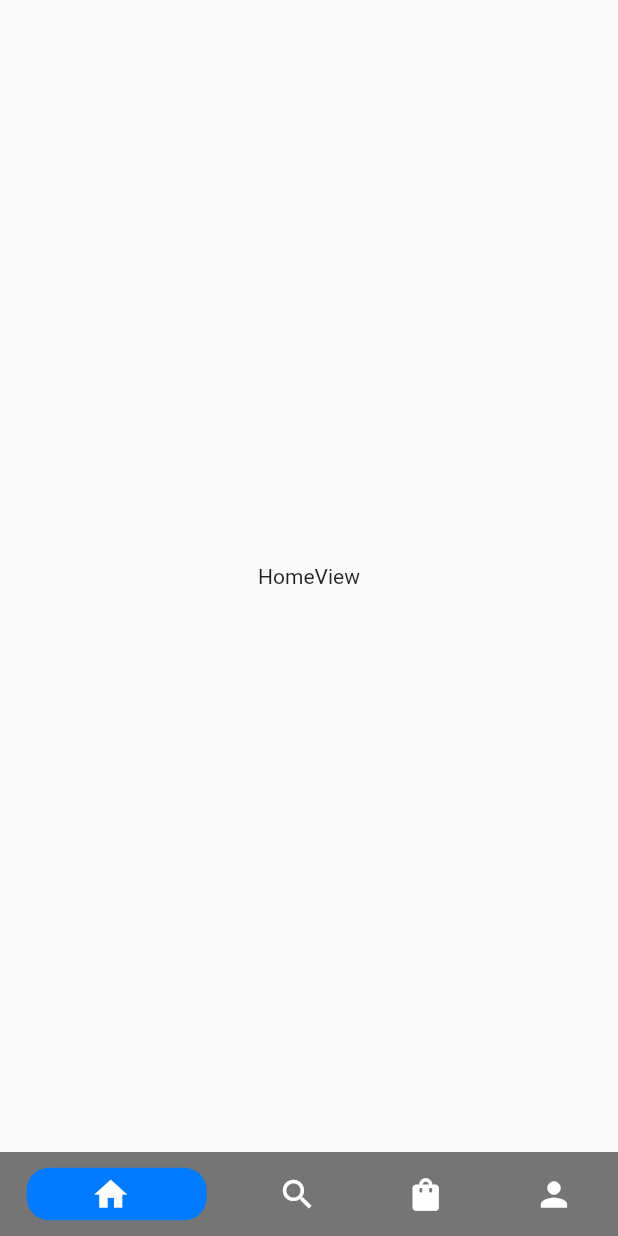
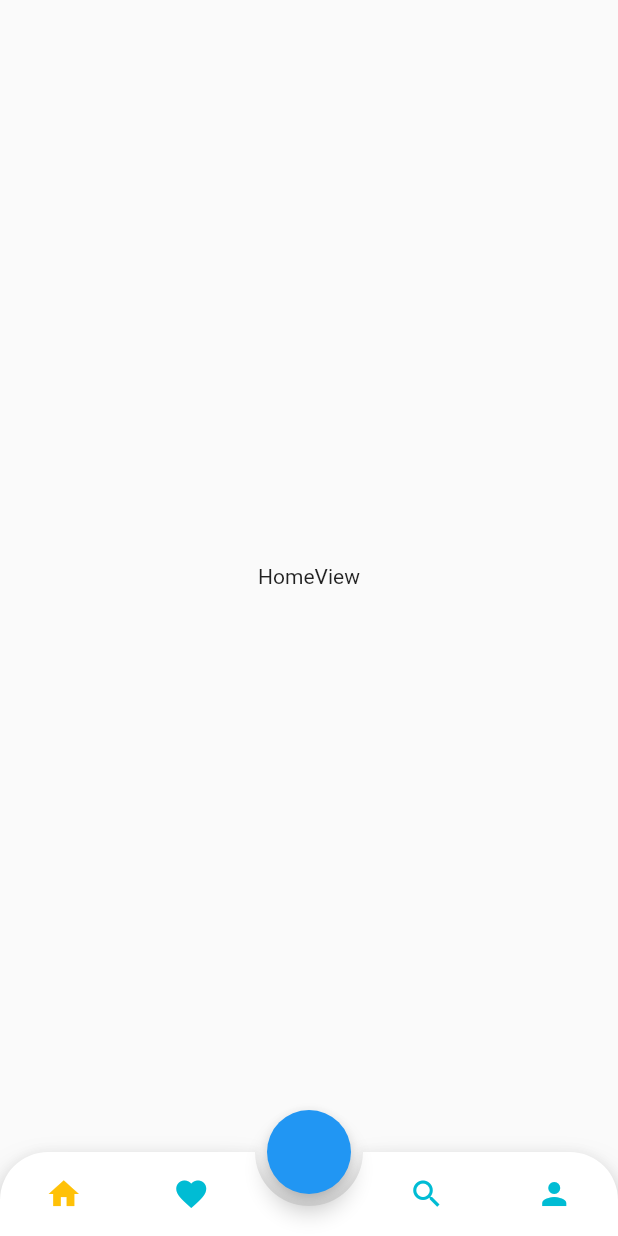
Before and after one commit to NaserAlomosh/widget, a Flutter app: the screen it shows after launch, on a phone screen of 412 x 824 dp. Run offline on Flutter 3.47's test engine with Material 2 defaults, Android fonts, the phone set to English and light mode, and no system bars; drawn by our look-alikes of animated_bottom_navigation_bar, persistent_bottom_nav_bar; our stand-ins replace google_nav_bar.

Commit message:
Bottom Navigation Bar

```diff
--- /dev/null
+++ b/lib/animated_bottom_navigation_bar/animated_bottom_navigation_bar.dart
@@ -0,0 +1,56 @@
+import 'package:animated_bottom_navigation_bar/animated_bottom_navigation_bar.dart';
+import 'package:flutter/material.dart';
+import 'package:persistent_bottom_nav/view/account.dart';
+import 'package:persistent_bottom_nav/view/home.dart';
+import 'package:persistent_bottom_nav/view/search.dart';
+import 'package:persistent_bottom_nav/view/shopping_cart.dart';
+
+class CustomAnimatedBottomNavigationBar extends StatefulWidget {
+  const CustomAnimatedBottomNavigationBar({super.key});
+
+  @override
+  State<CustomAnimatedBottomNavigationBar> createState() =>
+      CustomAnimatedBottomNavigationBarState();
+}
+
+class CustomAnimatedBottomNavigationBarState
+    extends State<CustomAnimatedBottomNavigationBar> {
+  int bottomNavIndex = 0;
+  @override
+  Widget build(BuildContext context) {
+    return SafeArea(
+      child: Scaffold(
+        body: const [
+          HomeView(),
+          ShoppingCart(),
+          SearchView(),
+          AccountView(),
+        ][bottomNavIndex], //destination screen
+        floatingActionButton: FloatingActionButton(
+          onPressed: () {},
+          //params
+        ),
+        floatingActionButtonLocation: FloatingActionButtonLocation.centerDocked,
+        bottomNavigationBar: AnimatedBottomNavigationBar(
+          icons: const [
+            Icons.home,
+            Icons.favorite,
+            Icons.search,
+            Icons.person,
+          ],
+          inactiveColor: Colors.cyan,
+          borderColor: Colors.orange,
+          splashColor: Colors.red,
+          activeColor: Colors.amber,
+          activeIndex: bottomNavIndex,
+          gapLocation: GapLocation.center,
+          notchSmoothness: NotchSmoothness.softEdge,
+          leftCornerRadius: 32,
+          rightCornerRadius: 32,
+          onTap: (index) => setState(() => bottomNavIndex = index),
+          //other params
+        ),
+      ),
+    );
+  }
+}
--- a/lib/main.dart
+++ b/lib/main.dart
@@ -1,5 +1,5 @@
 import 'package:flutter/material.dart';
-import 'package:persistent_bottom_nav/persistent_tab_view/persistent_tab_view_style10.dart';
+import 'package:persistent_bottom_nav/animated_bottom_navigation_bar/animated_bottom_navigation_bar.dart';
 
 void main() {
   runApp(const MyApp());
@@ -11,7 +11,7 @@ class MyApp extends StatelessWidget {
   @override
   Widget build(BuildContext context) {
     return const MaterialApp(
-      home: CustomPersistentBottomNavBarStyle10(),
+      home: CustomAnimatedBottomNavigationBar(),
     );
   }
 }
--- a/pubspec.yaml
+++ b/pubspec.yaml
@@ -31,6 +31,9 @@ dependencies:
   flutter:
     sdk: flutter
   persistent_bottom_nav_bar: ^5.0.2
+  google_nav_bar: ^5.0.6
+  animated_bottom_navigation_bar: ^1.2.1
+
 
 
   # The following adds the Cupertino Icons font to your application.
```
Also changed, not shown: lib/google_nav_bar/google_nav_bar.dart (added, +83 -0 lines), pubspec.lock.
